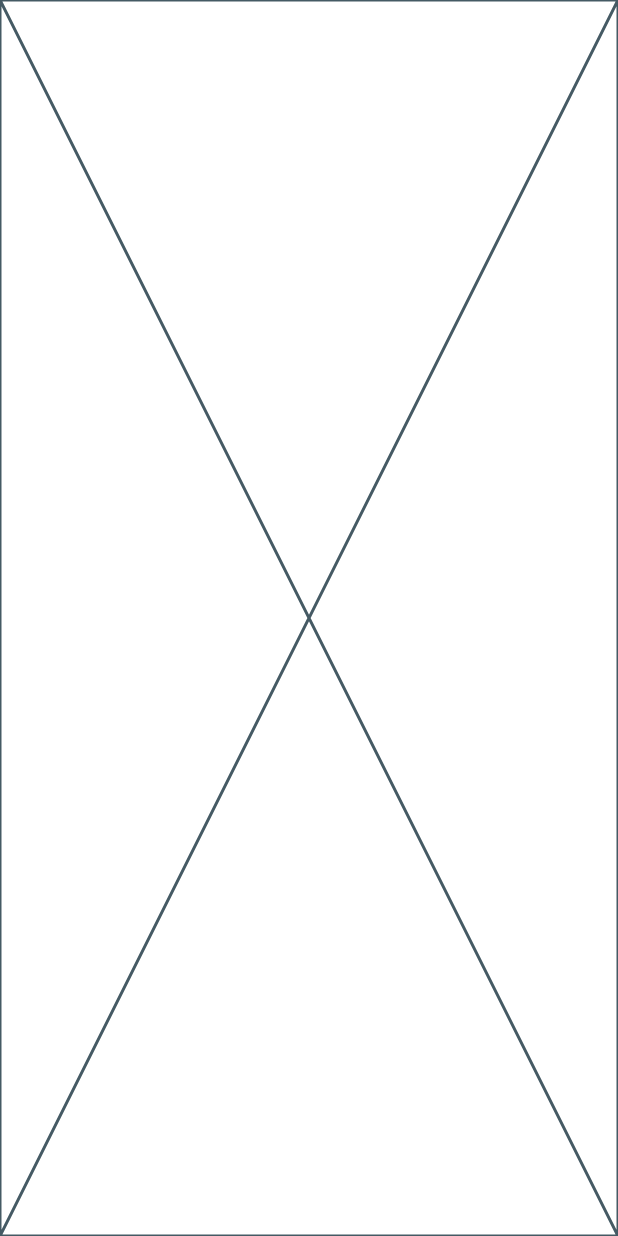
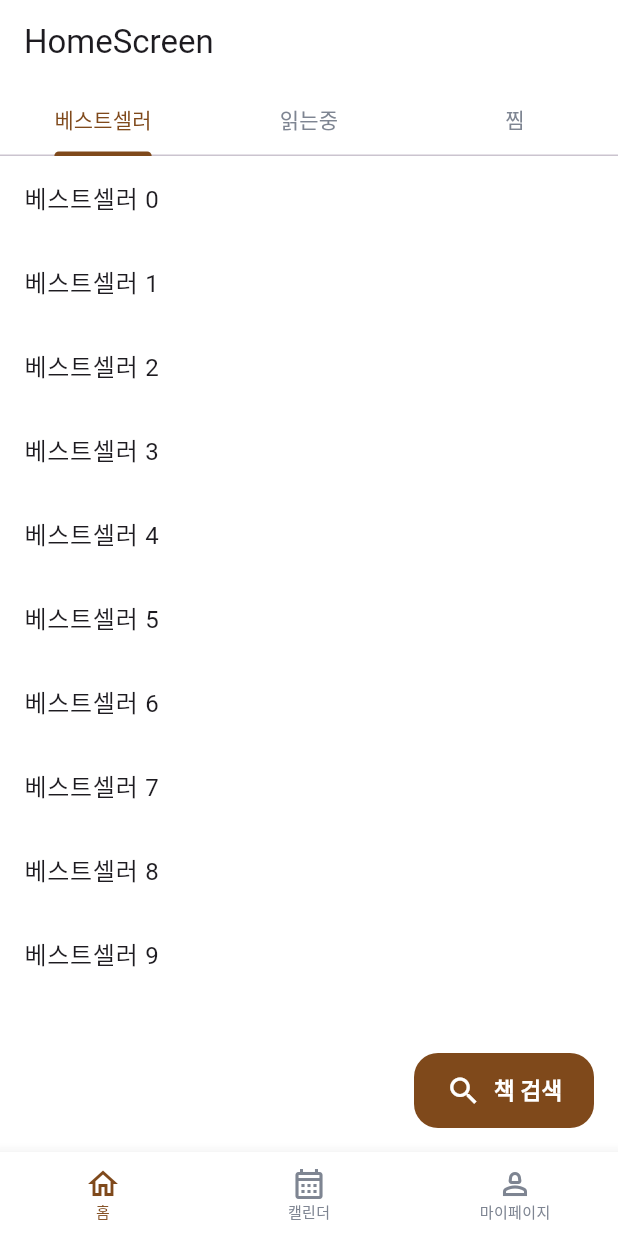
Before and after one commit to iOS7thBookReaders/BooksRoom, a Flutter app: the screen it shows after launch, after a tap on "로그인", on a phone screen of 412 x 824 dp. Run offline on Flutter 3.47's test engine with Material 3 defaults, Android fonts, the phone set to English and light mode, and no system bars; our stand-ins replace firebase_core; accounts and stored records are empty.

Commit message:
feat: home화면 UI 구현

```diff
--- a/analysis_options.yaml
+++ b/analysis_options.yaml
@@ -9,10 +9,6 @@
 # packages, and plugins designed to encourage good coding practices.
 include: package:flutter_lints/flutter.yaml
 
-rules:
-    prefer_const_constructors: false
-    prefer_const_literals_to_create_immutables: false
-    prefer_const_constructors_in_immutables: false
 
 linter:
   # The lint rules applied to this project can be customized in the
@@ -26,8 +22,9 @@ linter:
   # `// ignore_for_file: name_of_lint` syntax on the line or in the file
   # producing the lint.
   rules:
-    # avoid_print: false  # Uncomment to disable the `avoid_print` rule
-    # prefer_single_quotes: true  # Uncomment to enable the `prefer_single_quotes` rule
+    prefer_const_constructors: false
+    prefer_const_literals_to_create_immutables: false
+    prefer_const_constructors_in_immutables: false
 
 # Additional information about this file can be found at
 # https://dart.dev/guides/language/analysis-options
--- /dev/null
+++ b/lib/calendar_screen.dart
@@ -0,0 +1,13 @@
+import 'package:flutter/material.dart';
+
+class CalendarScreen extends StatelessWidget {
+  const CalendarScreen({super.key});
+
+  @override
+  Widget build(BuildContext context) {
+    return Scaffold(
+      backgroundColor: Colors.white,
+      body: Center(child: Text('CalendarScreen')),
+    );
+  }
+}
--- /dev/null
+++ b/lib/home_screen.dart
@@ -0,0 +1,160 @@
+import 'package:books_room/color.dart';
+import 'package:flutter/gestures.dart';
+import 'package:flutter/material.dart';
+import 'package:flutter/rendering.dart';
+
+import 'login_screen.dart';
+
+class HomeScreen extends StatefulWidget {
+  const HomeScreen({super.key});
+
+  @override
+  State<HomeScreen> createState() => _HomeScreenState();
+}
+
+class _HomeScreenState extends State<HomeScreen> with TickerProviderStateMixin {
+  late TabController tabController;
+  final ScrollController _scrollController = ScrollController();
+  bool _isFloatingButtonExpanded = true;
+
+  @override
+  void initState() {
+    super.initState();
+    tabController = TabController(length: 3, vsync: this);
+    _scrollController.addListener(_onScroll);
+  }
+
+  void _onScroll() {
+    if (_scrollController.position.userScrollDirection ==
+        ScrollDirection.reverse) {
+      if (_isFloatingButtonExpanded) {
+        setState(() {
+          _isFloatingButtonExpanded = false;
+        });
+      }
+    } else if (_scrollController.position.userScrollDirection ==
+        ScrollDirection.forward) {
+      if (!_isFloatingButtonExpanded) {
+        setState(() {
+          _isFloatingButtonExpanded = true;
+        });
+      }
+    }
+  }
+
+  @override
+  void dispose() {
+    tabController.dispose();
+    _scrollController.dispose();
+    super.dispose();
+  }
+
+  @override
+  Widget build(BuildContext context) {
+    return Scaffold(
+      backgroundColor: Colors.white,
+      body: NestedScrollView(
+        controller: _scrollController,
+        headerSliverBuilder: (context, innerBoxIsScrolled) {
+          return [
+            SliverAppBar(
+              elevation: 0,
+              scrolledUnderElevation: 0,
+              backgroundColor: Colors.white,
+              title: innerBoxIsScrolled ? null : const Text('HomeScreen'),
+              floating: true,
+              snap: true,
+              pinned: true,
+              bottom: TabBar(
+                indicatorColor: MAIN_COLOR,
+                labelColor: MAIN_COLOR,
+                unselectedLabelColor: GRAY500,
+                controller: tabController, // TabController를 TabBar에 연결
+                tabs: const [
+                  Tab(text: '베스트셀러'),
+                  Tab(text: '읽는중'),
+                  Tab(text: '찜'),
+                ],
+              ),
+            ),
+          ];
+        },
+        body: TabBarView(
+          controller: tabController, // TabController를 TabBarView에 연결
+          children: [
+            _buildBestSellerListView(),
+            _buildReadingListView(),
+            _buildFavoriteListView(),
+          ],
+        ),
+      ),
+      floatingActionButton: AnimatedContainer(
+        duration: const Duration(milliseconds: 200),
+        width: _isFloatingButtonExpanded ? 120 : 50,
+        height: 50,
+        child: FloatingActionButton.extended(
+          onPressed: () {
+            Navigator.push(
+              context,
+              MaterialPageRoute(builder: (context) => const LoginScreen()),
+            );
+          },
+          backgroundColor: MAIN_COLOR,
+          elevation: 0,
+          label: AnimatedSwitcher(
+            duration: const Duration(milliseconds: 200),
+            child:
+                _isFloatingButtonExpanded
+                    ? const Row(
+                      key: ValueKey(1),
+                      mainAxisSize: MainAxisSize.min,
+                      children: [
+                        Icon(Icons.search, color: Colors.white),
+                        SizedBox(width: 8),
+                        Text(
+                          "책 검색",
+                          style: TextStyle(
+                            color: Colors.white,
+                            fontSize: 15,
+                            fontWeight: FontWeight.w600,
+                          ),
+                        ),
+                      ],
+                    )
+                    : const Center(
+                      key: ValueKey(2),
+                      child: Icon(Icons.ios_share, color: Colors.white),
+                    ),
+          ),
+        ),
+      ),
+    );
+  }
+
+  Widget _buildBestSellerListView() {
+    return ListView.builder(
+      itemCount: 10,
+      itemBuilder: (context, index) {
+        return ListTile(title: Text('베스트셀러 $index'));
+      },
+    );
+  }
+
+  Widget _buildReadingListView() {
+    return ListView.builder(
+      itemCount: 10,
+      itemBuilder: (context, index) {
+        return ListTile(title: Text('읽는중 $index'));
+      },
+    );
+  }
+
+  Widget _buildFavoriteListView() {
+    return ListView.builder(
+      itemCount: 10,
+      itemBuilder: (context, index) {
+        return ListTile(title: Text('찜 $index'));
+      },
+    );
+  }
+}
--- a/lib/login_screen.dart
+++ b/lib/login_screen.dart
@@ -119,9 +119,13 @@ class LoginScreen extends StatelessWidget {
                         ),
                       ),
                       onPressed: () {
-                        Navigator.push(
+                        Navigator.pushReplacement(
                           context,
-                          MaterialPageRoute(builder: (context) => RootTab()),
+                          MaterialPageRoute(
+                            builder: (context) {
+                              return RootTab();
+                            },
+                          ),
                         );
                       },
                       child: Text(
--- /dev/null
+++ b/lib/mypage_screen.dart
@@ -0,0 +1,13 @@
+import 'package:flutter/material.dart';
+
+class MypageScreen extends StatelessWidget {
+  const MypageScreen({super.key});
+
+  @override
+  Widget build(BuildContext context) {
+    return Scaffold(
+      backgroundColor: Colors.white,
+      body: Center(child: Text('MypageScreen')),
+    );
+  }
+}
--- a/lib/root_tab.dart
+++ b/lib/root_tab.dart
@@ -1,10 +1,78 @@
+import 'package:books_room/color.dart';
 import 'package:flutter/material.dart';
 
-class RootTab extends StatelessWidget {
+import 'calendar_screen.dart';
+import 'home_screen.dart';
+import 'mypage_screen.dart';
+
+class RootTab extends StatefulWidget {
   const RootTab({super.key});
 
   @override
+  State<RootTab> createState() => _RootTabState();
+}
+
+class _RootTabState extends State<RootTab> with SingleTickerProviderStateMixin {
+  late TabController controller;
+
+  int index = 0;
+  @override
+  void initState() {
+    super.initState();
+    controller = TabController(length: 3, vsync: this);
+
+    controller.addListener(tabListener);
+  }
+
+  @override
+  void dispose() {
+    controller.removeListener(tabListener);
+    super.dispose();
+  }
+
+  void tabListener() {
+    setState(() {
+      index = controller.index;
+    });
+  }
+
+  @override
   Widget build(BuildContext context) {
-    return const Placeholder();
+    return Scaffold(
+      backgroundColor: Colors.white,
+      bottomNavigationBar: BottomNavigationBar(
+        backgroundColor: Colors.white,
+        selectedItemColor: MAIN_COLOR,
+        unselectedItemColor: GRAY500,
+        selectedFontSize: 10,
+        unselectedFontSize: 10,
+        type: BottomNavigationBarType.fixed,
+        onTap: (int index) {
+          controller.animateTo(index);
+          print(index);
+          setState(() {
+            this.index = index;
+          });
+        },
+        currentIndex: index,
+        items: [
+          BottomNavigationBarItem(icon: Icon(Icons.home_outlined), label: '홈'),
+          BottomNavigationBarItem(
+            icon: Icon(Icons.calendar_month_outlined),
+            label: '캘린더',
+          ),
+          BottomNavigationBarItem(
+            icon: (Icon(Icons.person_2_outlined)),
+            label: '마이페이지',
+          ),
+        ],
+      ),
+      body: TabBarView(
+        // 화면 swipe로 tab변경 안됨
+        physics: const NeverScrollableScrollPhysics(),
+        controller: controller,
+        children: [HomeScreen(), CalendarScreen(), MypageScreen()],
+      ),
+    );
   }
 }
```
Also changed, not shown: lib/firebase_options.dart.
